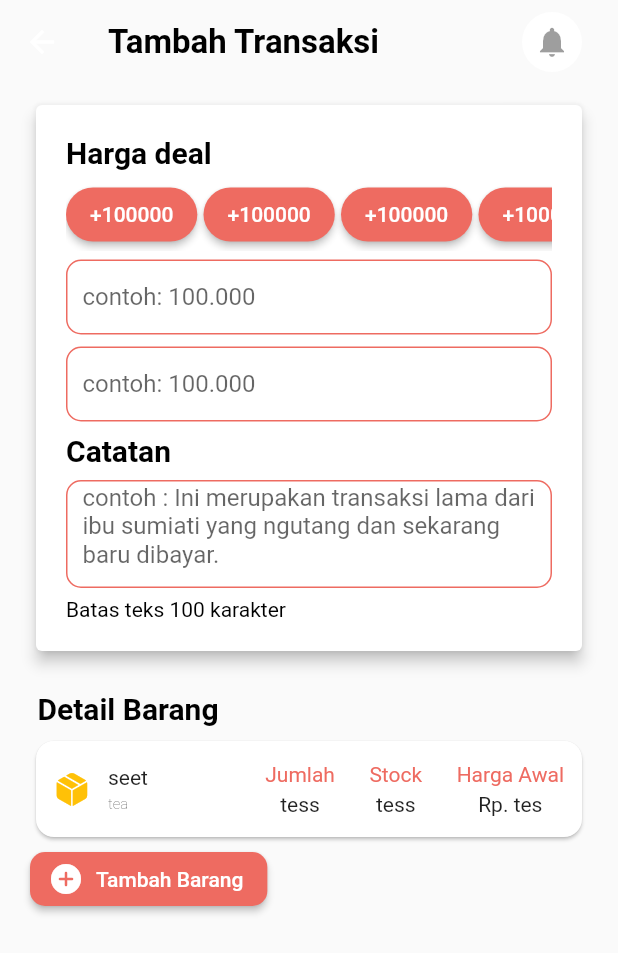
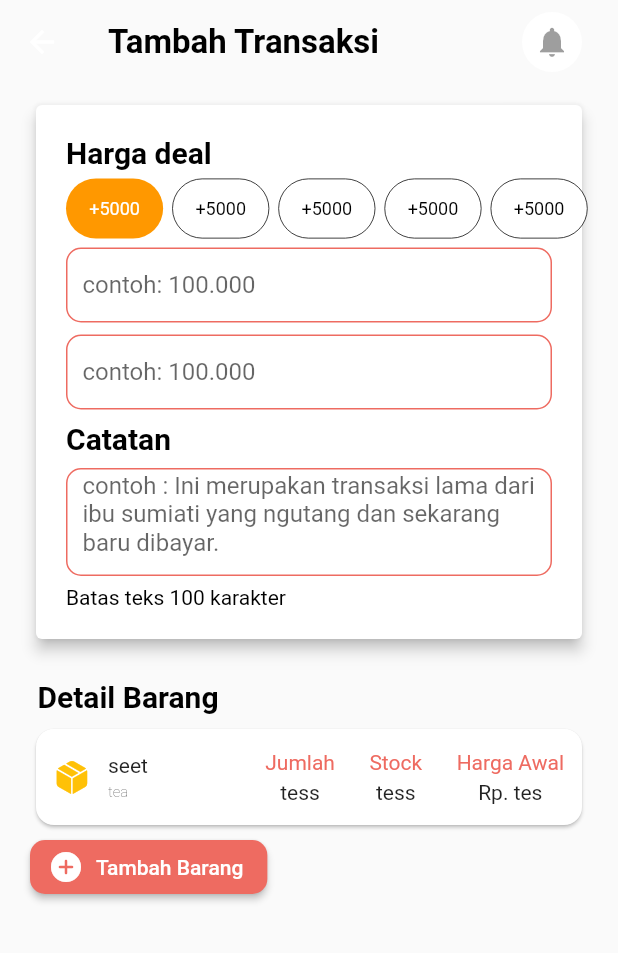
Before and after one commit to lamkhil/widuri, a Flutter app: the TambahTransaksi screen opened directly, on a phone screen of 412 x 824 dp. Shown: the top 953 px of the screen. Run offline on Flutter 3.47's test engine with Material 2 defaults, Android fonts, the phone set to English and light mode, and no system bars; our stand-ins replace firebase_auth, firebase_core, fl_chart, flutter_spinkit, flutter_svg, get and 2 more; accounts and stored records are empty; Roboto replaces fonts that are missing (RobotoMono).

Commit message:
verif ui fix v1

```diff
--- a/lib/gambar.dart
+++ b/lib/gambar.dart
@@ -1 +1,2 @@
 const ilustrasi = 'assets/ilustrasi.svg';
+const amico = 'assets/amico.png';
--- /dev/null
+++ b/lib/views/Widget/category_widget.dart
@@ -0,0 +1,34 @@
+import 'package:flutter/material.dart';
+
+class CategoryWidget extends StatelessWidget {
+  const CategoryWidget(
+      {Key? key,
+        required this.name,
+        this.isActive = false,
+        required this.onClick})
+      : super(key: key);
+  final String name;
+  final bool isActive;
+  final Function()? onClick;
+
+  Widget build(BuildContext context) {
+    return GestureDetector(
+      onTap: onClick,
+      child: Container(
+        decoration: BoxDecoration(
+            borderRadius: BorderRadius.all(Radius.circular(20)),
+            color: isActive ? Colors.orange : Colors.white,
+            border: Border.all(
+                color: isActive ? Colors.transparent : Colors.black,
+                width: 0.5)),
+        padding: EdgeInsets.fromLTRB(15, 5, 15, 5),
+        child: Center(
+            child: Text(
+              name,
+              style: TextStyle(
+                  fontSize: 12, color: isActive ? Colors.white : Colors.black),
+            )),
+      ),
+    );
+  }
+}
--- a/lib/views/tambah_transaksi.dart
+++ b/lib/views/tambah_transaksi.dart
@@ -3,6 +3,7 @@ import 'package:flutter/material.dart';
 import 'package:flutter/services.dart';
 
 import '../colors.dart';
+import 'Widget/category_widget.dart';
 
 class TambahTransaksi extends StatefulWidget {
   const TambahTransaksi({Key? key}) : super(key: key);
@@ -12,6 +13,7 @@ class TambahTransaksi extends StatefulWidget {
 }
 
 class _TambahTransaksiState extends State<TambahTransaksi> {
+  int _activeCategory = 0;
   @override
   Widget build(BuildContext context) {
     var h = MediaQuery.of(context).size.height;
@@ -19,7 +21,6 @@ class _TambahTransaksiState extends State<TambahTransaksi> {
     return Scaffold(
         appBar: AppBar(
           title: Container(
-
             child: new Row(
               mainAxisAlignment: MainAxisAlignment.spaceBetween,
               children: <Widget>[
@@ -48,12 +49,12 @@ class _TambahTransaksiState extends State<TambahTransaksi> {
           backgroundColor: Colors.transparent,
           elevation: 0.0,
         ),
-
         body: SingleChildScrollView(
           child: Container(
               padding: const EdgeInsets.fromLTRB(20, 10, 20, 0),
               child: Column(
-              children: [Card(
+                children: [
+                  Card(
                       elevation: 4,
                       child: Padding(
                         padding: EdgeInsets.all(20),
@@ -72,70 +73,24 @@ class _TambahTransaksiState extends State<TambahTransaksi> {
                             SizedBox(
                               height: 6,
                             ),
-                        SingleChildScrollView(
+                            Container(
+                              height : 40.0,
+                              child : ListView.separated(
+                                  clipBehavior: Clip.none,
                                   scrollDirection: Axis.horizontal,
-                          child: Row(
-                            children: [
-                              ElevatedButton(
-                                  style: ElevatedButton.styleFrom(
-                                      shape: RoundedRectangleBorder(
-                                          borderRadius: BorderRadius.circular(20)),
-                                      primary: primaryColor),
-                                  onPressed: () {},
-                                  child: Text('+100000')),
-                              SizedBox(
-                                width: w * 0.01,
+                                  itemBuilder: (context, i) => CategoryWidget(
+                                    name: '+5000',
+                                    isActive: _activeCategory == i,
+                                    onClick: () {
+                                      setState(() {
+                                        _activeCategory = i;
+                                      });
+                                    },
                                   ),
-                              ElevatedButton(
-                                  style: ElevatedButton.styleFrom(
-                                      shape: RoundedRectangleBorder(
-                                          borderRadius: BorderRadius.circular(20)),
-                                      primary: primaryColor),
-                                  onPressed: () {},
-                                  child: Text('+100000')),
-                              SizedBox(
-                                width: w * 0.01,
+                                  separatorBuilder: (context, i) => SizedBox(width: 6.0,),
+                                  itemCount: 5),
                             ),
-                              ElevatedButton(
-                                  style: ElevatedButton.styleFrom(
-                                      shape: RoundedRectangleBorder(
-                                          borderRadius: BorderRadius.circular(20)),
-                                      primary: primaryColor),
-                                  onPressed: () {},
-                                  child: Text('+100000')),
-                              SizedBox(
-                                width: w * 0.01,
-                              ),
-                              ElevatedButton(
-                                  style: ElevatedButton.styleFrom(
-                                      shape: RoundedRectangleBorder(
-                                          borderRadius: BorderRadius.circular(20)),
-                                      primary: primaryColor),
-                                  onPressed: () {},
-                                  child: Text('+100000')),
-                              SizedBox(
-                                width: w * 0.01,
-                              ),
-                              ElevatedButton(
-                                  style: ElevatedButton.styleFrom(
-                                      shape: RoundedRectangleBorder(
-                                          borderRadius: BorderRadius.circular(20)),
-                                      primary: primaryColor),
-                                  onPressed: () {},
-                                  child: Text('+100000')),
-                              SizedBox(
-                                width: w * 0.01,
-                              ),
-                              ElevatedButton(
-                                  style: ElevatedButton.styleFrom(
-                                      shape: RoundedRectangleBorder(
-                                          borderRadius: BorderRadius.circular(20)),
-                                      primary: primaryColor),
-                                  onPressed: () {},
-                                  child: Text('+100000')),
-                            ],
-                          ),
-                        ),
+
                             SizedBox(
                               height: 6,
                             ),
@@ -149,7 +104,9 @@ class _TambahTransaksiState extends State<TambahTransaksi> {
                                   )),
                               child: TextFormField(
                                 keyboardType: TextInputType.number,
-                            inputFormatters: [FilteringTextInputFormatter.digitsOnly],
+                                inputFormatters: [
+                                  FilteringTextInputFormatter.digitsOnly
+                                ],
                                 decoration: InputDecoration(
                                   hintText: "contoh: 100.000",
                                   border: InputBorder.none,
@@ -157,11 +114,9 @@ class _TambahTransaksiState extends State<TambahTransaksi> {
                                 ),
                               ),
                             ),
-
                             SizedBox(
                               height: 8,
                             ),
-
                             Container(
                               padding: EdgeInsets.only(left: 10, right: 10),
                               decoration: BoxDecoration(
@@ -172,7 +127,9 @@ class _TambahTransaksiState extends State<TambahTransaksi> {
                                   )),
                               child: TextFormField(
                                 keyboardType: TextInputType.number,
-                            inputFormatters: [FilteringTextInputFormatter.digitsOnly],
+                                inputFormatters: [
+                                  FilteringTextInputFormatter.digitsOnly
+                                ],
                                 decoration: InputDecoration(
                                   hintText: "contoh: 100.000",
                                   border: InputBorder.none,
@@ -180,11 +137,9 @@ class _TambahTransaksiState extends State<TambahTransaksi> {
                                 ),
                               ),
                             ),
-
                             SizedBox(
                               height: 8,
                             ),
-
                             Text(
                               'Catatan',
                               style: TextStyle(
@@ -193,11 +148,9 @@ class _TambahTransaksiState extends State<TambahTransaksi> {
                                   fontFamily: 'RobotoMono',
                                   color: Colors.black),
                             ),
-
                             SizedBox(
                               height: 8,
                             ),
-
                             Container(
                               padding: EdgeInsets.only(left: 10, right: 10),
                               height: 72,
@@ -210,17 +163,16 @@ class _TambahTransaksiState extends State<TambahTransaksi> {
                               child: TextFormField(
                                 keyboardType: TextInputType.multiline,
                                 decoration: InputDecoration(
-                              hintText: "contoh : Ini merupakan transaksi lama dari ibu sumiati yang ngutang dan sekarang baru dibayar.",
+                                  hintText:
+                                      "contoh : Ini merupakan transaksi lama dari ibu sumiati yang ngutang dan sekarang baru dibayar.",
                                   hintMaxLines: 3,
                                   border: InputBorder.none,
                                 ),
                               ),
                             ),
-
                             SizedBox(
                               height: 6,
                             ),
-
                             Text(
                               'Batas teks 100 karakter',
                               style: TextStyle(
@@ -230,13 +182,10 @@ class _TambahTransaksiState extends State<TambahTransaksi> {
                             ),
                           ],
                         ),
-                  )
-              ),
-
+                      )),
                   SizedBox(
                     height: 23,
                   ),
-
                   Column(
                     mainAxisAlignment: MainAxisAlignment.start,
                     crossAxisAlignment: CrossAxisAlignment.start,
@@ -253,14 +202,15 @@ class _TambahTransaksiState extends State<TambahTransaksi> {
                         height: 6,
                       ),
                       Card(
-                        shape:
-                        RoundedRectangleBorder(borderRadius: BorderRadius.circular(12.0)),
+                          shape: RoundedRectangleBorder(
+                              borderRadius: BorderRadius.circular(12.0)),
                           child: Padding(
                               padding: EdgeInsets.all(12.0),
                               child: SizedBox(
                                 height: 40,
                                 child: Row(
-                                mainAxisAlignment: MainAxisAlignment.spaceBetween,
+                                  mainAxisAlignment:
+                                      MainAxisAlignment.spaceBetween,
                                   children: <Widget>[
                                     Row(
                                       children: <Widget>[
@@ -272,10 +222,13 @@ class _TambahTransaksiState extends State<TambahTransaksi> {
                                           width: 12.0,
                                         ),
                                         Container(
-                                        constraints: BoxConstraints(maxWidth: w * 0.2),
+                                          constraints:
+                                              BoxConstraints(maxWidth: w * 0.2),
                                           child: Column(
-                                          mainAxisAlignment: MainAxisAlignment.center,
-                                          crossAxisAlignment: CrossAxisAlignment.start,
+                                            mainAxisAlignment:
+                                                MainAxisAlignment.center,
+                                            crossAxisAlignment:
+                                                CrossAxisAlignment.start,
                                             children: <Widget>[
                                               FittedBox(
                                                 child: Text(
@@ -289,7 +242,8 @@ class _TambahTransaksiState extends State<TambahTransaksi> {
                                                 "tea",
                                                 style: TextStyle(
                                                     fontSize: 10.0,
-                                                  fontWeight: FontWeight.w200),
+                                                    fontWeight:
+                                                        FontWeight.w200),
                                               )
                                             ],
                                           ),
@@ -297,21 +251,25 @@ class _TambahTransaksiState extends State<TambahTransaksi> {
                                       ],
                                     ),
                                     Row(
-                                    mainAxisAlignment: MainAxisAlignment.spaceBetween,
+                                      mainAxisAlignment:
+                                          MainAxisAlignment.spaceBetween,
                                       children: [
                                         Column(
-                                          mainAxisAlignment: MainAxisAlignment.center,
+                                            mainAxisAlignment:
+                                                MainAxisAlignment.center,
                                             children: <Widget>[
                                               Text(
                                                 'Jumlah',
                                                 style: TextStyle(
-                                                  fontSize: 14.0, color: primaryColor),
+                                                    fontSize: 14.0,
+                                                    color: primaryColor),
                                               ),
                                               SizedBox(
                                                 height: 4.0,
                                               ),
                                               Container(
-                                              constraints: BoxConstraints(minWidth: 16.0),
+                                                constraints: BoxConstraints(
+                                                    minWidth: 16.0),
                                                 child: Text(
                                                   "tess",
                                                   textAlign: TextAlign.center,
@@ -325,18 +283,21 @@ class _TambahTransaksiState extends State<TambahTransaksi> {
                                           width: 23.0,
                                         ),
                                         Column(
-                                          mainAxisAlignment: MainAxisAlignment.center,
+                                            mainAxisAlignment:
+                                                MainAxisAlignment.center,
                                             children: <Widget>[
                                               Text(
                                                 'Stock',
                                                 style: TextStyle(
-                                                  fontSize: 14.0, color: primaryColor),
+                                                    fontSize: 14.0,
+                                                    color: primaryColor),
                                               ),
                                               SizedBox(
                                                 height: 4.0,
                                               ),
                                               Container(
-                                              constraints: BoxConstraints(minWidth: 16.0),
+                                                constraints: BoxConstraints(
+                                                    minWidth: 16.0),
                                                 child: Text(
                                                   "tess",
                                                   textAlign: TextAlign.center,
@@ -350,7 +311,8 @@ class _TambahTransaksiState extends State<TambahTransaksi> {
                                           width: 23.0,
                                         ),
                                         Column(
-                                        mainAxisAlignment: MainAxisAlignment.center,
+                                          mainAxisAlignment:
+                                              MainAxisAlignment.center,
                                           children: <Widget>[
                                             FittedBox(
                                               fit: BoxFit.contain,
@@ -398,9 +360,7 @@ class _TambahTransaksiState extends State<TambahTransaksi> {
                     ],
                   )
                 ],
-            )
-        ),
-      )
-    );
+              )),
+        ));
   }
 }
--- a/lib/views/verifikasi_email.dart
+++ b/lib/views/verifikasi_email.dart
@@ -51,11 +51,7 @@ class _VerifikasiEmailState extends State<VerifikasiEmail> {
                 crossAxisAlignment: CrossAxisAlignment.center,
                 children: [
                   Center(
-                    child : SvgPicture.asset(
-                      ilustrasi,
-                      height: 300,
-                      width: 300,
-                    ),
+                    child: Image.asset(amico),
                   ),
                   SizedBox(
                     height: 20.0,
--- a/pubspec.yaml
+++ b/pubspec.yaml
@@ -63,6 +63,7 @@ flutter:
   assets:
     - assets/
     - assets/ilustrasi.svg
+    - assets/amico.png
 
   # An image asset can refer to one or more resolution-specific "variants", see
   # https://flutter.dev/assets-and-images/#resolution-aware.
```
Also changed, not shown: lib/views/lupa_password.dart (deleted, +0 -84 lines), assets/amico.png (added). Lines whose indentation alone changed are shown as unchanged.
